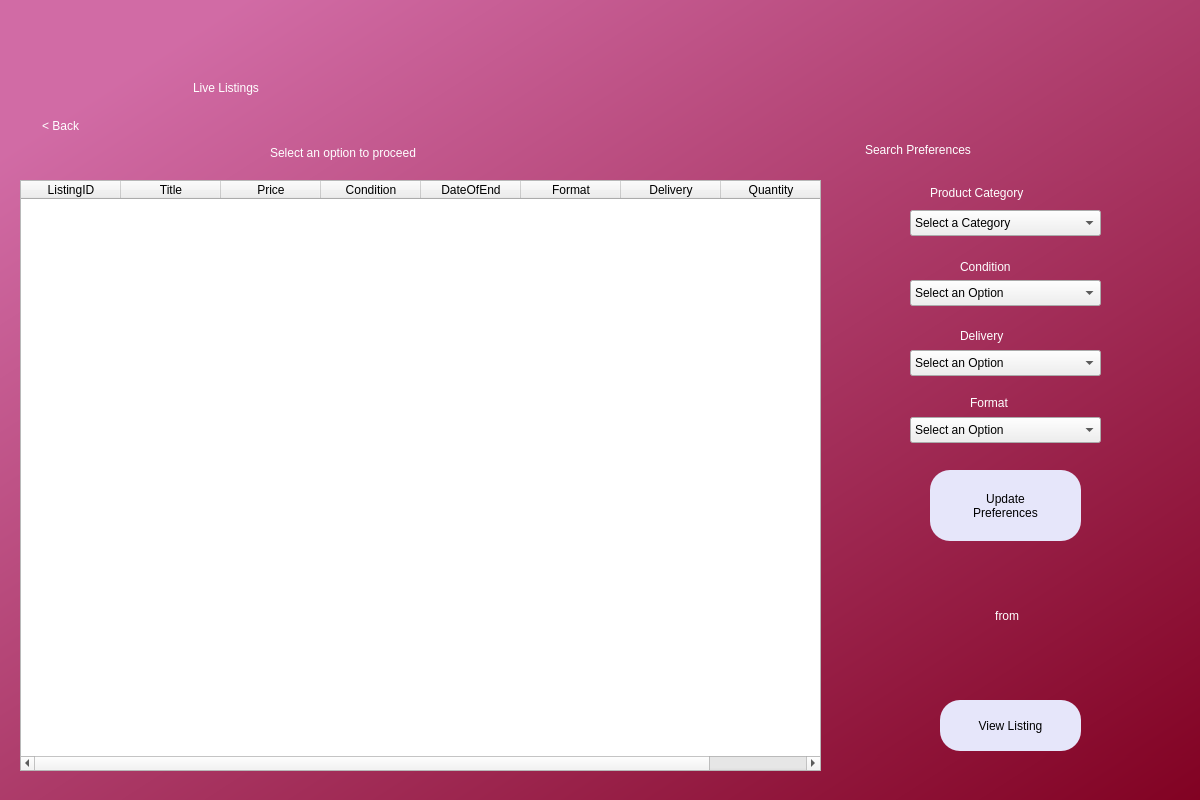
AnshulS853/Coursework-Improved, file viewlists.ui: the form before one commit.
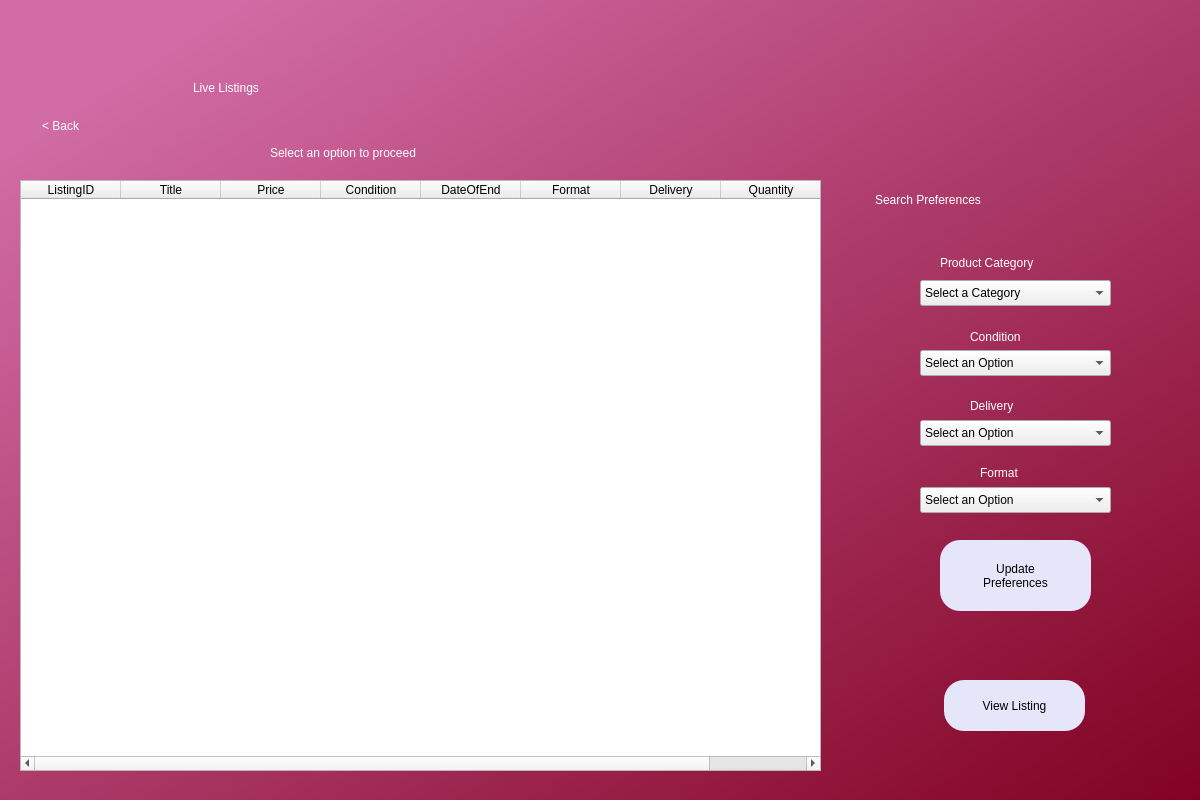
The form after the commit.

Diff of the .ui file:
```diff
--- a/viewlists.ui
+++ b/viewlists.ui
@@ -126,32 +126,11 @@
      </property>
     </column>
    </widget>
-   <widget class="QLabel" name="confirmtoast">
-    <property name="geometry">
-     <rect>
-      <x>905</x>
-      <y>550</y>
-      <width>201</width>
-      <height>131</height>
-     </rect>
-    </property>
-    <property name="styleSheet">
-     <string notr="true">font: 16pt &quot;MS Shell Dlg 2&quot;;color:rgb(255, 255, 255)</string>
-    </property>
-    <property name="text">
-     <string>&lt;Deleting/Updating&gt;
-&lt;Listing&gt; from
-&lt;user&gt;</string>
-    </property>
-    <property name="alignment">
-     <set>Qt::AlignCenter</set>
-    </property>
-   </widget>
    <widget class="QPushButton" name="gotoview">
     <property name="geometry">
      <rect>
-      <x>940</x>
-      <y>700</y>
+      <x>944</x>
+      <y>680</y>
       <width>141</width>
       <height>51</height>
      </rect>
@@ -185,8 +164,8 @@
    <widget class="QComboBox" name="category">
     <property name="geometry">
      <rect>
-      <x>910</x>
-      <y>210</y>
+      <x>920</x>
+      <y>280</y>
       <width>191</width>
       <height>26</height>
      </rect>
@@ -339,8 +318,8 @@
    <widget class="QComboBox" name="condition">
     <property name="geometry">
      <rect>
-      <x>910</x>
-      <y>280</y>
+      <x>920</x>
+      <y>350</y>
       <width>191</width>
       <height>26</height>
      </rect>
@@ -373,8 +352,8 @@
    <widget class="QComboBox" name="format">
     <property name="geometry">
      <rect>
-      <x>910</x>
-      <y>417</y>
+      <x>920</x>
+      <y>487</y>
       <width>191</width>
       <height>26</height>
      </rect>
@@ -402,8 +381,8 @@
    <widget class="QComboBox" name="deliveryoption">
     <property name="geometry">
      <rect>
-      <x>910</x>
-      <y>350</y>
+      <x>920</x>
+      <y>420</y>
       <width>191</width>
       <height>26</height>
      </rect>
@@ -431,8 +410,8 @@
    <widget class="QLabel" name="label_5">
     <property name="geometry">
      <rect>
-      <x>865</x>
-      <y>130</y>
+      <x>875</x>
+      <y>180</y>
       <width>274</width>
       <height>39</height>
      </rect>
@@ -447,8 +426,8 @@
    <widget class="QLabel" name="label_12">
     <property name="geometry">
      <rect>
-      <x>930</x>
-      <y>180</y>
+      <x>940</x>
+      <y>250</y>
       <width>162</width>
       <height>25</height>
      </rect>
@@ -463,8 +442,8 @@
    <widget class="QLabel" name="label_6">
     <property name="geometry">
      <rect>
-      <x>960</x>
-      <y>254</y>
+      <x>970</x>
+      <y>324</y>
       <width>88</width>
       <height>25</height>
      </rect>
@@ -479,8 +458,8 @@
    <widget class="QLabel" name="label_8">
     <property name="geometry">
      <rect>
-      <x>970</x>
-      <y>390</y>
+      <x>980</x>
+      <y>460</y>
       <width>66</width>
       <height>25</height>
      </rect>
@@ -495,8 +474,8 @@
    <widget class="QLabel" name="label_11">
     <property name="geometry">
      <rect>
-      <x>960</x>
-      <y>323</y>
+      <x>970</x>
+      <y>393</y>
       <width>74</width>
       <height>25</height>
      </rect>
@@ -511,8 +490,8 @@
    <widget class="QPushButton" name="updatepref">
     <property name="geometry">
      <rect>
-      <x>930</x>
-      <y>470</y>
+      <x>940</x>
+      <y>540</y>
       <width>151</width>
       <height>71</height>
      </rect>
```
